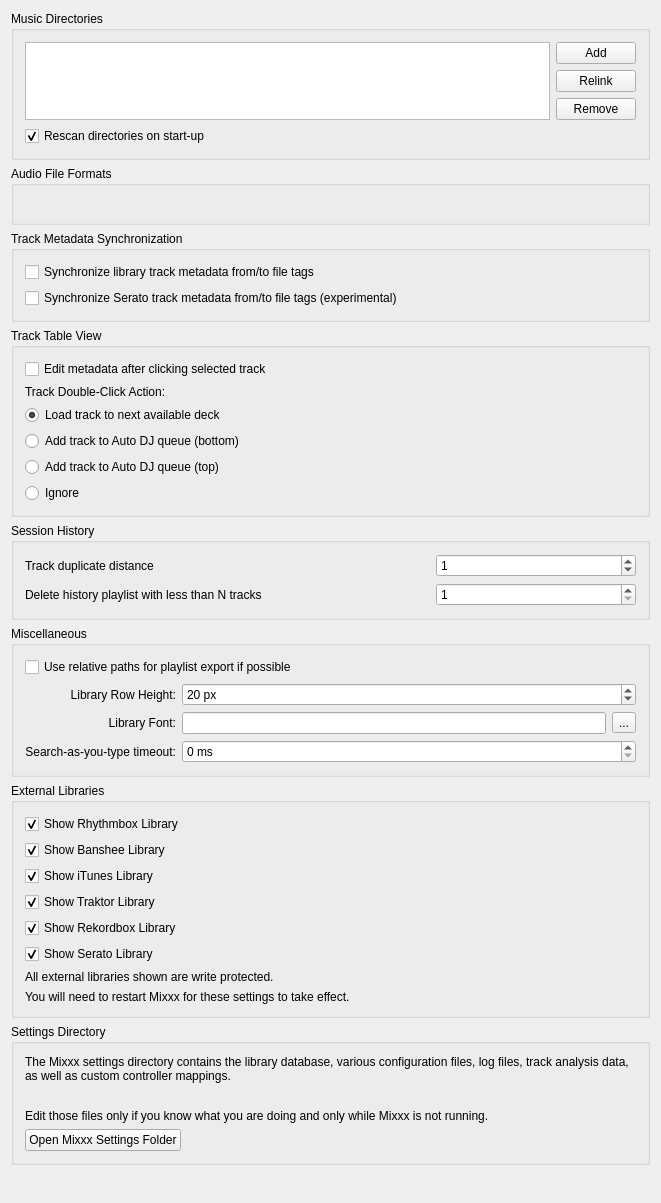
Old version of the form src/preferences/dialog/dlgpreflibrarydlg.ui in the repository fatihemreyildiz/mixxx.
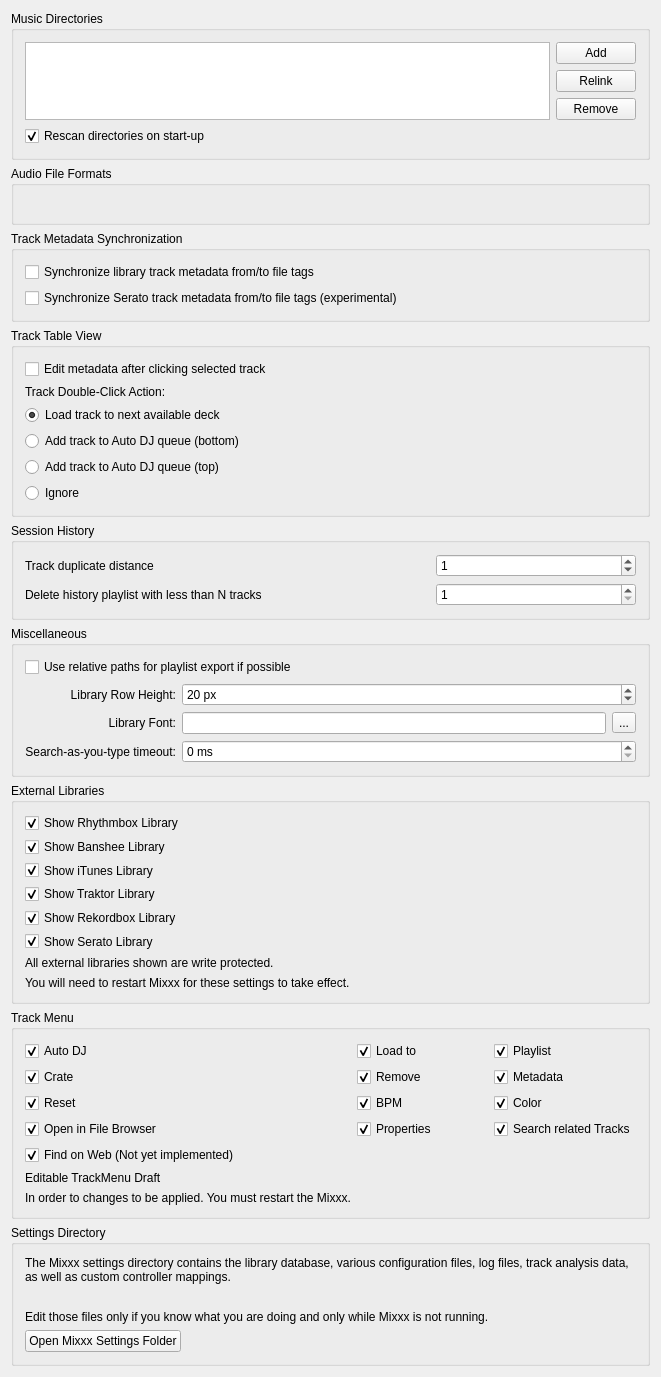
New version of the form.

Commit message: dlgpreflibrary: editable track menu

Diff of the .ui file:
```diff
--- a/src/preferences/dialog/dlgpreflibrarydlg.ui
+++ b/src/preferences/dialog/dlgpreflibrarydlg.ui
@@ -452,6 +452,163 @@
     </widget>
    </item>
 
+   <item>
+    <widget class="QGroupBox" name="groupBox_track_menu">
+     <property name="title">
+      <string>Track Menu</string>
+     </property>
+     <layout class="QGridLayout" name="gridLayout_track_menu">
+      <item row="0" column="0">
+       <widget class="QCheckBox" name="checkBox_show_auto_dj">
+        <property name="text">
+         <string>Auto DJ</string>
+        </property>
+        <property name="checked">
+         <bool>true</bool>
+        </property>
+       </widget>
+      </item>
+      <item row="0" column="1">
+       <widget class="QCheckBox" name="checkBox_show_load_to">
+        <property name="text">
+         <string>Load to</string>
+        </property>
+        <property name="checked">
+         <bool>true</bool>
+        </property>
+       </widget>
+      </item>
+      <item row="0" column="2">
+       <widget class="QCheckBox" name="checkBox_show_playlist">
+        <property name="text">
+         <string>Playlist</string>
+        </property>
+        <property name="checked">
+         <bool>true</bool>
+        </property>
+       </widget>
+      </item>
+      <item row="1" column="0">
+       <widget class="QCheckBox" name="checkBox_show_crate">
+        <property name="text">
+         <string>Crate</string>
+        </property>
+        <property name="checked">
+         <bool>true</bool>
+        </property>
+       </widget>
+      </item>
+      <item row="1" column="1">
+       <widget class="QCheckBox" name="checkBox_show_remove">
+        <property name="text">
+         <string>Remove</string>
+        </property>
+        <property name="checked">
+         <bool>true</bool>
+        </property>
+       </widget>
+      </item>
+      <item row="1" column="2">
+       <widget class="QCheckBox" name="checkBox_show_metadata">
+        <property name="text">
+         <string>Metadata</string>
+        </property>
+        <property name="checked">
+         <bool>true</bool>
+        </property>
+       </widget>
+      </item>
+      <item row="2" column="0">
+       <widget class="QCheckBox" name="checkBox_show_reset">
+        <property name="text">
+         <string>Reset</string>
+        </property>
+        <property name="checked">
+         <bool>true</bool>
+        </property>
+       </widget>
+      </item>
+      <item row="2" column="1">
+       <widget class="QCheckBox" name="checkBox_show_bpm">
+        <property name="text">
+         <string>BPM</string>
+        </property>
+        <property name="checked">
+         <bool>true</bool>
+        </property>
+       </widget>
+      </item>
+      <item row="2" column="2">
+       <widget class="QCheckBox" name="checkBox_show_color">
+        <property name="text">
+         <string>Color</string>
+        </property>
+        <property name="checked">
+         <bool>true</bool>
+        </property>
+       </widget>
+      </item>
+      <item row="3" column="0">
+       <widget class="QCheckBox" name="checkBox_show_file_browser">
+        <property name="text">
+         <string>Open in File Browser</string>
+        </property>
+        <property name="checked">
+         <bool>true</bool>
+        </property>
+       </widget>
+      </item>
+      <item row="3" column="1">
+       <widget class="QCheckBox" name="checkBox_show_properties">
+        <property name="text">
+         <string>Properties</string>
+        </property>
+        <property name="checked">
+         <bool>true</bool>
+        </property>
+       </widget>
+      </item>
+      <item row="3" column="2">
+       <widget class="QCheckBox" name="checkBox_show_search_related">
+        <property name="text">
+         <string>Search related Tracks</string>
+        </property>
+        <property name="checked">
+         <bool>true</bool>
+        </property>
+       </widget>
+      </item>
+        <item row="4" column="0">
+       <widget class="QCheckBox" name="checkBox_show_find_on_web">
+        <property name="text">
+         <string>Find on Web (Not yet implemented)</string>
+        </property>
+        <property name="checked">
+         <bool>true</bool>
+        </property>
+       </widget>
+      </item>
+      <item row="5" column="0">
+       <widget class="QLabel" name="label_track_menu">
+        <property name="text">
+         <string>Editable TrackMenu Draft</string>
+        </property>
+        <property name="topMargin">
+         <number>10</number>
+        </property>
+       </widget>
+      </item>
+      <item row="6" column="0">
+       <widget class="QLabel" name="label_track_menu_2">
+        <property name="text">
+         <string>In order to changes to be applied. You must restart the Mixxx.</string>
+        </property>
+       </widget>
+      </item>
+     </layout>
+    </widget>
+   </item>
+
    <item>
     <widget class="QGroupBox" name="groupBox_settingsDir">
      <property name="title">
```
Left out of the diff: 13 changed lines with no effect on the pictures. The commit also changes 1 other file.
